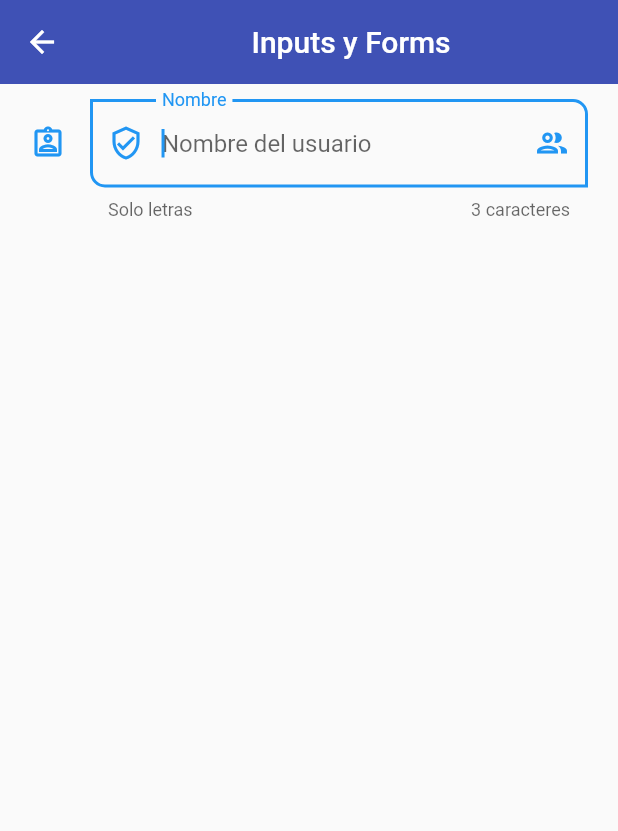
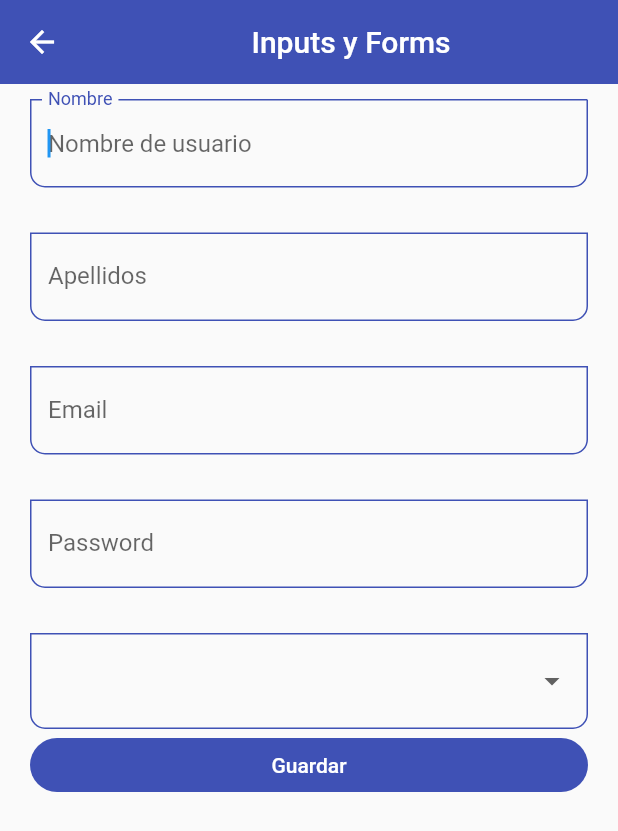
Before and after one commit to Benqui/Flutter-Stuff, a Flutter app: the InputScreen screen opened by its route, on a phone screen of 412 x 824 dp. Shown: the top 831 px of the screen. Run offline on Flutter 3.47's test engine with Material 2 defaults, Android fonts, the phone set to English and light mode, and no system bars.

Commit message:
p->03 ComponentesFlutterUpdated: InputScreen done

```diff
--- a/programas/part_03/componentes_flutter_updated_course/lib/screens/intput_screens.dart
+++ b/programas/part_03/componentes_flutter_updated_course/lib/screens/intput_screens.dart
@@ -1,3 +1,4 @@
+import 'package:componentes_flutter_updated_course/widgets/widgets.dart';
 import 'package:flutter/material.dart';
 
 class InputScreen extends StatelessWidget {
@@ -5,6 +6,15 @@ class InputScreen extends StatelessWidget {
 
   @override
   Widget build(BuildContext context) {
+    final GlobalKey<FormState> myFormKey = GlobalKey<FormState>();
+
+    final Map<String, dynamic> formValues = {
+      'nombre': 'Benqui',
+      'apellidos': 'Hoyos Herrera',
+      'emai': 'benqui@sandia.cum',
+      'password': '123456',
+      'role': 'admin',
+    };
     return Scaffold(
         appBar: AppBar(
           title: const Center(
@@ -14,33 +24,78 @@ class InputScreen extends StatelessWidget {
         body: SingleChildScrollView(
           child: Padding(
             padding: const EdgeInsets.symmetric(horizontal: 20, vertical: 10),
-            child: Column(
-              children: [
-                TextFormField(
-                  autofocus: true,
-                  initialValue: '',
-                  textCapitalization: TextCapitalization.words,
-                  onChanged: (value) {},
-                  validator: (value) {
-                    if (value == null) return 'Este campo es requerido';
-                    return value.length < 3 ? 'minimo de 3 letras' : null;
-                  },
-                  autovalidateMode: AutovalidateMode.onUserInteraction,
-                  decoration: const InputDecoration(
-                      hintText: 'Nombre del usuario',
-                      labelText: 'Nombre',
-                      helperText: 'Solo letras',
-                      counterText: '3 caracteres',
-                      prefixIcon: Icon(Icons.verified_user_outlined),
-                      suffixIcon: Icon(Icons.group_outlined),
-                      icon: Icon(Icons.assignment_ind_outlined),
-                      border: OutlineInputBorder(
-                          borderRadius: BorderRadius.only(
-                        bottomLeft: Radius.circular(10),
-                        topRight: Radius.circular(10),
-                      ))),
-                ),
-              ],
+            child: Form(
+              key: myFormKey,
+              child: Column(
+                children: [
+                  CustomInputField(
+                    labelText: 'Nombre',
+                    hintText: 'Nombre de usuario',
+                    fromProperty: 'nombre',
+                    formValues: formValues,
+                  ),
+                  const SizedBox(
+                    height: 30,
+                  ),
+                  CustomInputField(
+                    hintText: 'Apellidos de usuario',
+                    labelText: 'Apellidos',
+                    fromProperty: 'apellidos',
+                    formValues: formValues,
+                  ),
+                  const SizedBox(
+                    height: 30,
+                  ),
+                  CustomInputField(
+                    labelText: 'Email',
+                    hintText: 'Correo del usuario',
+                    keyboardType: TextInputType.emailAddress,
+                    fromProperty: 'emai',
+                    formValues: formValues,
+                  ),
+                  const SizedBox(
+                    height: 30,
+                  ),
+                  CustomInputField(
+                    labelText: 'Password',
+                    hintText: 'Passwd del usuario',
+                    obscureText: true,
+                    fromProperty: 'password',
+                    formValues: formValues,
+                  ),
+                  const SizedBox(
+                    height: 30,
+                  ),
+                  DropdownButtonFormField(
+                    items: const [
+                      DropdownMenuItem(value: 'Admin', child: Text('Admin')),
+                      DropdownMenuItem(value: 'sudo', child: Text('sudo')),
+                      DropdownMenuItem(
+                          value: 'developer', child: Text('developer')),
+                      DropdownMenuItem(
+                          value: 'developer_jr', child: Text('developer_jr')),
+                    ],
+                    onChanged: (value) {
+                      print(value);
+                      formValues['role'] = value ?? 'admin';
+                    },
+                  ),
+                  ElevatedButton(
+                    child: const SizedBox(
+                      child: Center(child: Text('Guardar')),
+                      width: double.infinity,
+                    ),
+                    onPressed: () {
+                      FocusScope.of(context).requestFocus(FocusNode());
+                      if (!myFormKey.currentState!.validate()) {
+                        print('Formulario no valido');
+                        return;
+                      }
+                      print(formValues);
+                    },
+                  )
+                ],
+              ),
             ),
           ),
         ));
--- a/programas/part_03/componentes_flutter_updated_course/lib/themes/app_theme.dart
+++ b/programas/part_03/componentes_flutter_updated_course/lib/themes/app_theme.dart
@@ -22,7 +22,30 @@ class AppTheme {
       primary: AppTheme.primary,
       shape: const StadiumBorder(),
       elevation: 0,
-      )));
+    )),
+
+    //inputdecorationTheme
+    inputDecorationTheme: const InputDecorationTheme(
+        floatingLabelStyle: TextStyle(color: primary),
+        enabledBorder: OutlineInputBorder(
+            borderSide: BorderSide(color: primary),
+            borderRadius: BorderRadius.only(
+              bottomLeft: Radius.circular(10),
+              bottomRight: Radius.circular(10),
+            )),
+        focusedBorder: OutlineInputBorder(
+            borderSide: BorderSide(color: primary),
+            borderRadius: BorderRadius.only(
+              bottomLeft: Radius.circular(10),
+              bottomRight: Radius.circular(10),
+            )),
+        border: OutlineInputBorder(
+          borderRadius: BorderRadius.only(
+            bottomLeft: Radius.circular(10),
+            bottomRight: Radius.circular(10),
+          ),
+        )),
+  );
 
   //Dark mode/theme
   static final ThemeData dartTheme = ThemeData.dark().copyWith(
--- /dev/null
+++ b/programas/part_03/componentes_flutter_updated_course/lib/widgets/custom_input_field.dart
@@ -0,0 +1,61 @@
+import 'package:flutter/material.dart';
+
+class CustomInputField extends StatelessWidget {
+  final String? hintText;
+  final String? labelText;
+  final String? helperText;
+
+  final IconData? icon;
+  final IconData? suffixIcon;
+
+  final TextInputType? keyboardType;
+
+  final bool? obscureText;
+
+  final String fromProperty;
+  final Map<String, dynamic> formValues;
+
+  const CustomInputField({
+    Key? key,
+    this.hintText,
+    this.labelText,
+    this.helperText,
+    this.icon,
+    this.suffixIcon,
+    this.keyboardType,
+    this.obscureText,
+    required this.fromProperty,
+    required this.formValues,
+  }) : super(key: key);
+
+  @override
+  Widget build(BuildContext context) {
+    return TextFormField(
+      autofocus: true,
+      initialValue: '',
+      textCapitalization: TextCapitalization.words,
+      keyboardType: keyboardType,
+      obscureText: obscureText ?? false,
+      onChanged: (value) => formValues[fromProperty] = value,
+      validator: (value) {
+        if (value == null) return 'Este campo es requerido';
+        return value.length < 3 ? 'minimo de 3 letras' : null;
+      },
+      autovalidateMode: AutovalidateMode.onUserInteraction,
+      decoration: InputDecoration(
+        hintText: hintText,
+        labelText: labelText,
+        helperText: helperText,
+        // counterText: '3 caracteres',
+        // prefixIcon: Icon(Icons.verified_user_outlined),
+        suffixIcon: suffixIcon == null ? null : Icon(suffixIcon),
+        icon: icon == null ? null : Icon(icon),
+        // border: OutlineInputBorder(
+        //     borderRadius: BorderRadius.only(
+        //   bottomLeft: Radius.circular(10),
+        //   topRight: Radius.circular(10),
+        // )),
+      ),
+    );
+  }
+}
--- a/programas/part_03/componentes_flutter_updated_course/lib/widgets/widgets.dart
+++ b/programas/part_03/componentes_flutter_updated_course/lib/widgets/widgets.dart
@@ -1,2 +1,3 @@
 export 'package:componentes_flutter_updated_course/widgets/custom_card_1.dart';
 export 'package:componentes_flutter_updated_course/widgets/custom_card2.dart';
+export 'package:componentes_flutter_updated_course/widgets/custom_input_field.dart';
```
Lines whose indentation alone changed are shown as unchanged.
